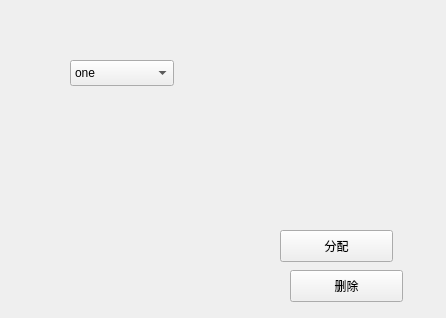
Old version of the form Gui/widget.ui in the repository xtuer/Qt.
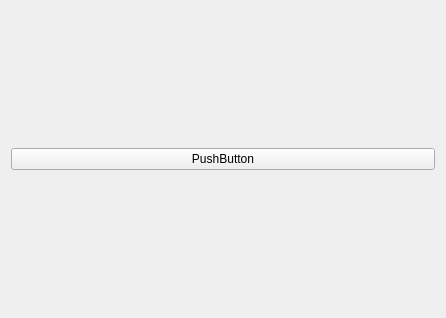
New version of the form.

```diff
--- a/Gui/widget.ui
+++ b/Gui/widget.ui
@@ -24,52 +24,15 @@
 	margin: 50px;
 }</string>
   </property>
-  <widget class="QPushButton" name="allocateButton">
-   <property name="geometry">
-    <rect>
-     <x>280</x>
-     <y>230</y>
-     <width>113</width>
-     <height>32</height>
-    </rect>
-   </property>
-   <property name="text">
-    <string>分配</string>
-   </property>
-  </widget>
-  <widget class="QPushButton" name="releaseButton">
-   <property name="geometry">
-    <rect>
-     <x>290</x>
-     <y>270</y>
-     <width>113</width>
-     <height>32</height>
-    </rect>
-   </property>
-   <property name="text">
-    <string>删除</string>
-   </property>
-  </widget>
-  <widget class="QComboBox" name="comboBox">
-   <property name="geometry">
-    <rect>
-     <x>70</x>
-     <y>60</y>
-     <width>104</width>
-     <height>26</height>
-    </rect>
-   </property>
-   <item>
-    <property name="text">
-     <string>one</string>
-    </property>
+  <layout class="QGridLayout" name="gridLayout">
+   <item row="0" column="0">
+    <widget class="QPushButton" name="pushButton">
+     <property name="text">
+      <string>PushButton</string>
+     </property>
+    </widget>
    </item>
-   <item>
-    <property name="text">
-     <string>two</string>
-    </property>
-   </item>
-  </widget>
+  </layout>
  </widget>
  <layoutdefault spacing="6" margin="11"/>
  <resources/>
```
